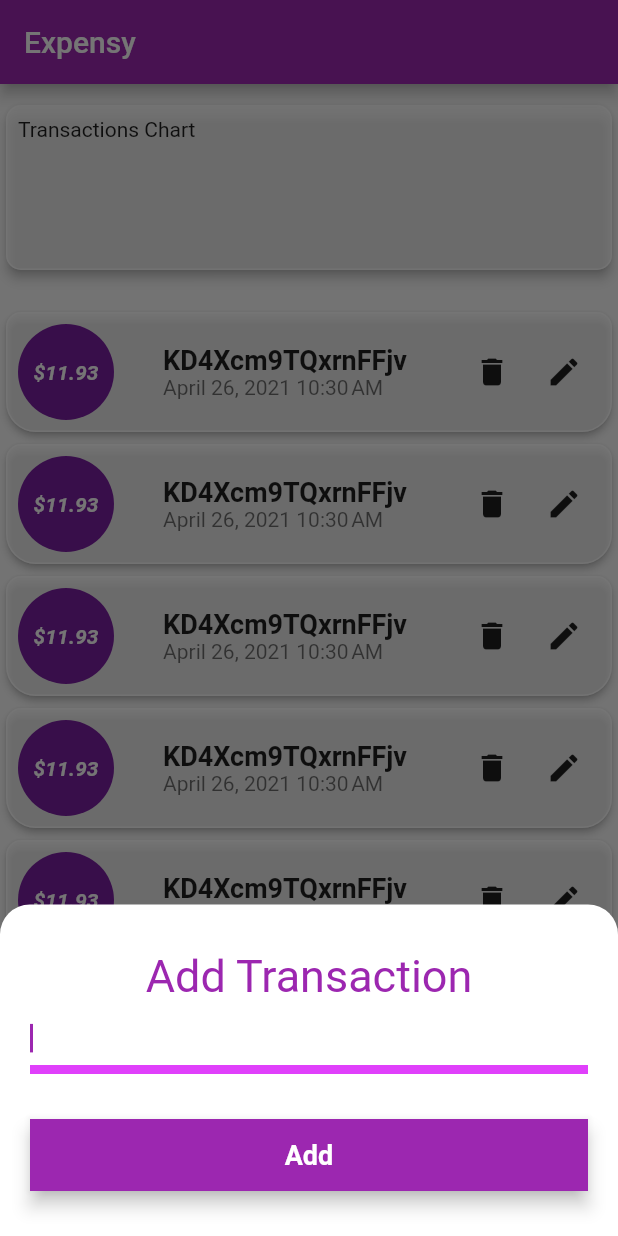
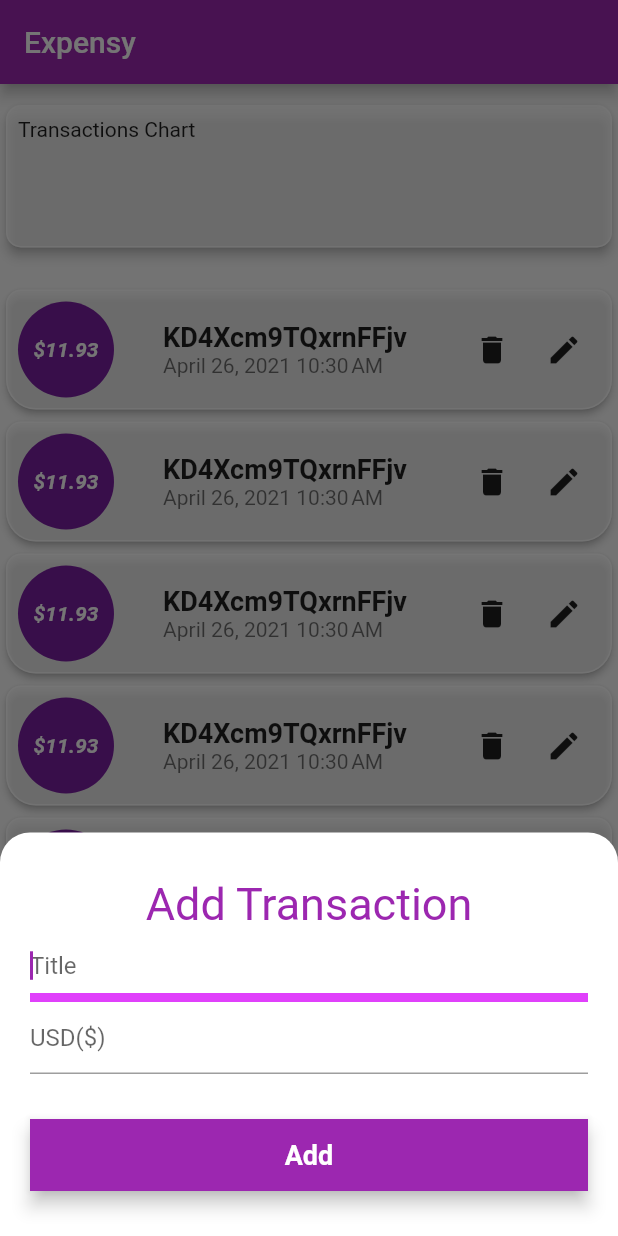
Before and after one commit to reymillenium/expensy_flutter, a Flutter app: the screen it shows after launch, after a tap on the "add" icon, on a phone screen of 412 x 824 dp. Run offline on Flutter 3.47's test engine with Material 2 defaults, Android fonts, the phone set to English and light mode, and no system bars; our stand-ins replace currency_text_input_formatter.

Commit message:
Added the currency_text_input_formatter package. Implemented the additioin of a ransaction with title and amount. Still needs to implement a dynamic datetime

```diff
--- a/lib/models/transactions_data.dart
+++ b/lib/models/transactions_data.dart
@@ -72,7 +72,7 @@ class TransactionsData {
   }
 
   // Public methods:
-  void addTransaction({String title, double amount, DateTime executionDate}) {
+  void addTransaction(String title, double amount, DateTime executionDate) {
     DateTime now = DateTime.now();
     var uuid = Uuid();
     Transaction newTransaction = Transaction(
--- a/lib/screens/add_transaction_screen.dart
+++ b/lib/screens/add_transaction_screen.dart
@@ -1,4 +1,5 @@
 // Packages:
+import 'package:currency_text_input_formatter/currency_text_input_formatter.dart';
 import 'package:flutter/material.dart';
 import 'dart:math'; // Allows to use: random
 import 'dart:convert'; // Allows to use: base64UrlEncode
@@ -18,11 +19,17 @@ import 'package:expensy_flutter/components/transactions_list.dart';
 // Utilities:
 
 class AddTransactionScreen extends StatelessWidget {
+  // Properties:
+  final Function onAddTransactionHandler;
+
+  // Constructor:
+  AddTransactionScreen({this.onAddTransactionHandler});
+
   @override
   Widget build(BuildContext context) {
-    String title;
-    double amount;
-    DateTime executionDate;
+    String title = '';
+    double amount = 0;
+    DateTime executionDate = DateTime.now();
 
     return SingleChildScrollView(
       child: Container(
@@ -53,6 +60,7 @@ class AddTransactionScreen extends StatelessWidget {
                 autofocus: true,
                 autocorrect: false,
                 decoration: InputDecoration(
+                  hintText: 'Title',
                   border: UnderlineInputBorder(
                     borderSide: BorderSide(
                       // color: kLightBlueBackground,
@@ -82,6 +90,28 @@ class AddTransactionScreen extends StatelessWidget {
                 },
               ),
 
+              // Amount Input
+              TextField(
+                decoration: InputDecoration(hintText: 'USD(\$) '),
+                inputFormatters: [
+                  CurrencyTextInputFormatter(
+                    // turnOffGrouping: false,
+                    locale: 'en_US',
+                    decimalDigits: 2,
+                    symbol: 'USD(\$) ', // or to remove symbol set ''.
+                    // symbol: '', // or to remove symbol set ''.
+                  )
+                ],
+                keyboardType: TextInputType.number,
+                onChanged: (String newText) {
+                  // amount = double.parse(newText);
+                  // Allows only numbers:
+                  // amount = newText == '' ? 0 : double.parse(newText.replaceAll(new RegExp(r'[^0-9]'), ''));
+                  // Allows
+                  amount = newText == '' ? 0 : double.parse(newText.replaceAll(new RegExp(r'[^0-9\.]'), ''));
+                },
+              ),
+
               // Add button:
               Padding(
                 padding: EdgeInsets.symmetric(vertical: 30.0),
@@ -91,6 +121,7 @@ class AddTransactionScreen extends StatelessWidget {
                   elevation: 5.0,
                   child: MaterialButton(
                     onPressed: () {
+                      onAddTransactionHandler(title, amount, executionDate);
                       Navigator.pop(context);
                     },
                     // minWidth: 300.0,
--- a/lib/screens/transactions_screen.dart
+++ b/lib/screens/transactions_screen.dart
@@ -3,6 +3,7 @@ import 'package:flutter/material.dart';
 import 'dart:math'; // Allows to use: random
 import 'dart:convert'; // Allows to use: base64UrlEncode
 import 'package:intl/intl.dart'; // Allows to use: DateFormat
+import 'package:currency_text_input_formatter/currency_text_input_formatter.dart';
 
 // Screens:
 import 'package:expensy_flutter/screens/add_transaction_screen.dart';
@@ -33,8 +34,16 @@ class _TransactionsScreenState extends State<TransactionsScreen> {
   // Properties:
   final TransactionsData transactionsData = TransactionsData();
 
+  void onAddTransactionHandler(String title, double amount, DateTime executionDate) {
+    setState(() {
+      transactionsData.addTransaction(title, amount, executionDate);
+    });
+  }
+
   @override
   Widget build(BuildContext context) {
+    // void Function(String, double, DateTime) onAddTransactionHandler = (title, amount, executionDate) => transactionsData.addTransaction(title, amount, executionDate);
+
     return Scaffold(
       appBar: AppBar(
         title: Text(widget.title),
@@ -82,6 +91,10 @@ class _TransactionsScreenState extends State<TransactionsScreen> {
               ),
             ),
           ),
+
+          SizedBox(
+            height: 90,
+          )
         ],
       ),
       floatingActionButton: FloatingActionButton(
@@ -92,7 +105,9 @@ class _TransactionsScreenState extends State<TransactionsScreen> {
             backgroundColor: Colors.transparent,
             isScrollControlled: true,
             context: context,
-            builder: (context) => AddTransactionScreen(),
+            builder: (context) => AddTransactionScreen(
+              onAddTransactionHandler: onAddTransactionHandler,
+            ),
           );
         },
       ), // This trailing comma makes auto-formatting nicer for build methods.
--- a/pubspec.yaml
+++ b/pubspec.yaml
@@ -30,6 +30,7 @@ dependencies:
   cupertino_icons: ^1.0.2
   intl: ^0.17.0
   uuid: ^3.0.4
+  currency_text_input_formatter: ^2.0.1
 
 dev_dependencies:
   flutter_test:
```
Also changed, not shown: pubspec.lock.
